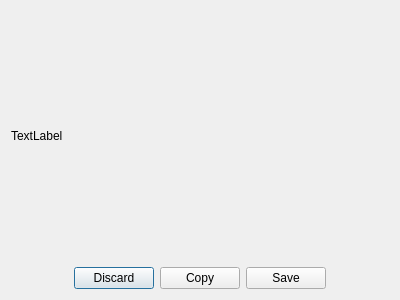
Before: the Qt Designer form screenshotwindow.ui in vicr123/theshell, drawn with Qt 5.
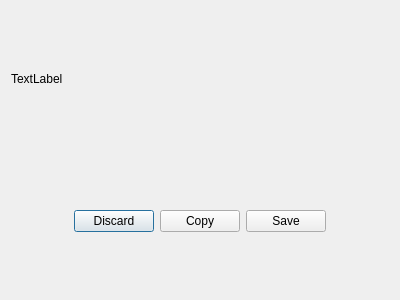
After: the same form once the commit is applied. Icons and pictures are not drawn.

Diff of the .ui file:
```diff
--- a/screenshotwindow.ui
+++ b/screenshotwindow.ui
@@ -25,7 +25,20 @@
     </widget>
    </item>
    <item>
+    <widget class="QFrame" name="buttonFrame">
     <layout class="QHBoxLayout" name="horizontalLayout">
+      <property name="leftMargin">
+       <number>0</number>
+      </property>
+      <property name="topMargin">
+       <number>0</number>
+      </property>
+      <property name="rightMargin">
+       <number>0</number>
+      </property>
+      <property name="bottomMargin">
+       <number>0</number>
+      </property>
      <item>
       <spacer name="horizontalSpacer">
        <property name="orientation">
@@ -83,6 +96,7 @@
       </spacer>
      </item>
     </layout>
+    </widget>
    </item>
   </layout>
  </widget>
```
Lines whose indentation alone changed are shown as unchanged.
